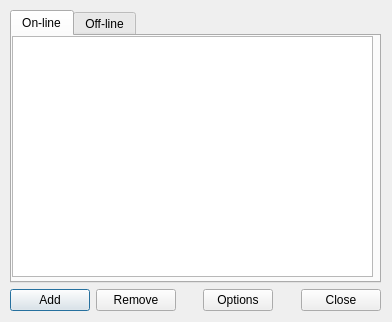
Qt form ui/friends.ui (gitter-badger/simplechatclient) before a commit.
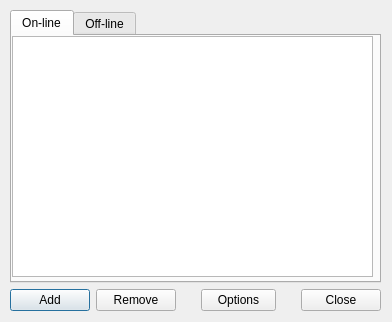
The same form after that commit. Icons and pictures are not drawn.

Commit message: options button +5px

```diff
--- a/ui/friends.ui
+++ b/ui/friends.ui
@@ -139,7 +139,7 @@
         </property>
         <property name="minimumSize">
          <size>
-          <width>70</width>
+          <width>75</width>
           <height>0</height>
          </size>
         </property>
```
The commit also changes 5 other files.
